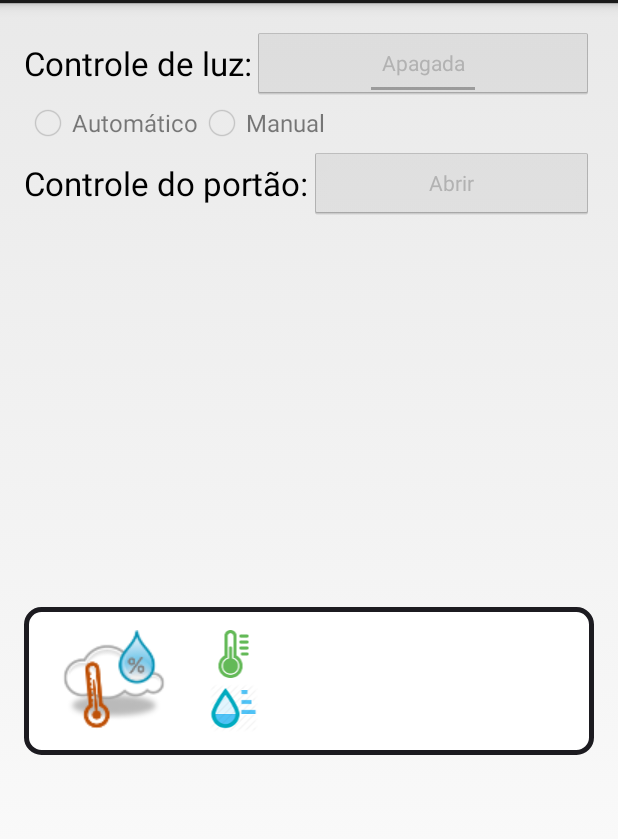
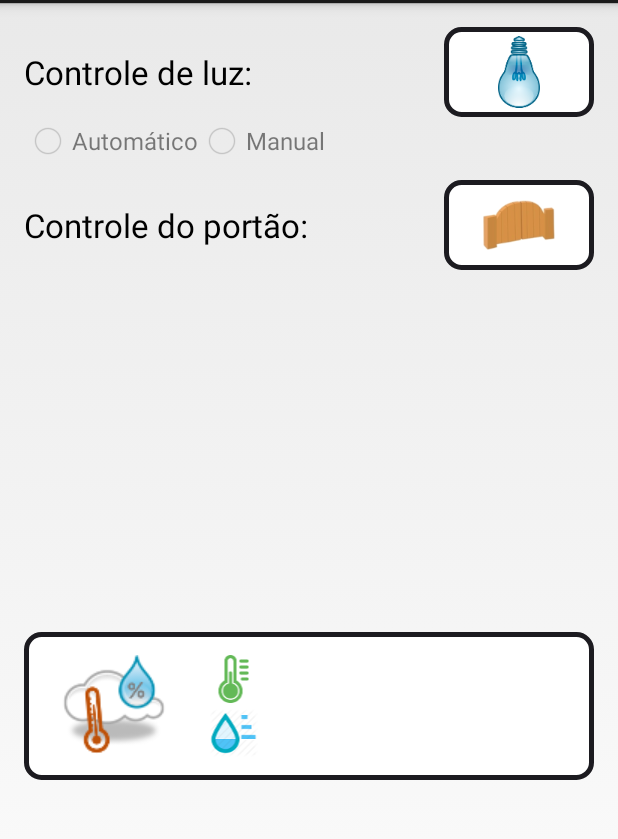
Before and after one commit to mmmarq/HomeControl, an Android app: the screen it shows after launch (MainActivity), on a phone screen of 412 x 824 dp, the part 69-908 px from its top. Run offline under Robolectric (Android 15) with nearby library versions, the light colour scheme and no system bars; libraries missing offline, so code that uses them is left out: org.keyczar, org.keyczar.exceptions; 3 statements that could not run were skipped.

Commit message:
Redesign Main Activity

```diff
--- a/app/src/main/java/br/com/mmmarq/homecontrol/MainActivity.java
+++ b/app/src/main/java/br/com/mmmarq/homecontrol/MainActivity.java
@@ -11,7 +11,7 @@ import android.widget.RadioButton;
 import android.widget.RadioGroup;
 import android.widget.TextView;
 import android.widget.Toast;
-import android.widget.ToggleButton;
+import android.widget.ImageButton;
 import android.widget.ImageView;
 
 public class MainActivity extends Activity {
@@ -20,8 +20,8 @@ public class MainActivity extends Activity {
 	private static boolean AUTOMATIC = true;
 	private static boolean MANUAL = false;
 
-	private ToggleButton s;
-	private Button b;
+	private ImageButton s;
+	private ImageButton b;
 	private TextView t;
 	private TextView h;
     private ImageView tempImage;
@@ -35,8 +35,8 @@ public class MainActivity extends Activity {
         super.onCreate(savedInstanceState);
         setContentView(R.layout.activity_main);
 
-   		s = (ToggleButton) findViewById(R.id.lightButton);
-   		b = (Button) findViewById(R.id.gateButton);
+   		s = (ImageButton) findViewById(R.id.lightButton);
+   		b = (ImageButton) findViewById(R.id.gateButton);
    		t = (TextView) findViewById(R.id.TemperatureTextView);
    		h = (TextView) findViewById(R.id.HumidityTextView);
    		r1 = (RadioButton) findViewById(R.id.automaticRadio);
@@ -65,17 +65,18 @@ public class MainActivity extends Activity {
     }
 
     public void onLightStateChange(View view){
-    	boolean on = ((ToggleButton) view).isChecked();
+        lightStatus = !lightStatus;
 
    		if ( ServerCommands.checkConnectivity(getApplicationContext()) ){
    			AsyncUpdateStatus runner = new AsyncUpdateStatus();
-   			if (on){
+   			if (lightStatus){
    	   		    runner.execute("light.on");
-   			}else{
+                s.setImageResource(R.drawable.light_on);
+            }else{
    	   		    runner.execute("light.off");
-   			}
+                s.setImageResource(R.drawable.light_off);
+            }
    		}else{
-   			((ToggleButton) view).setChecked(!on);
    			Toast.makeText(getApplicationContext(), getString(R.string.connection_error), Toast.LENGTH_LONG).show();
    		}
  	}
@@ -164,8 +165,10 @@ public class MainActivity extends Activity {
     			setComponentStatus(true);
     			if ( commandResult.split(" ")[0].equals("on") ){
     				lightStatus = true;
+					s.setImageResource(R.drawable.light_on);
     			}else{
     				lightStatus = false;
+                    s.setImageResource(R.drawable.light_off);
     			}
     			if ( commandResult.split(" ")[1].equals("automatic") ){
     				r1.setChecked(true);
@@ -182,10 +185,14 @@ public class MainActivity extends Activity {
 				if ( f < 15){
 					tempImage.setImageResource(R.drawable.temp_low);
 				}else{
-					if (f < 30){
+					if (f < 26){
                         tempImage.setImageResource(R.drawable.temp_mid);
 					}else{
-                        tempImage.setImageResource(R.drawable.temp_high);
+                        if (f < 33) {
+                            tempImage.setImageResource(R.drawable.temp_mhigh);
+                        }else{
+                            tempImage.setImageResource(R.drawable.temp_high);
+                        }
 					}
 				}
     			h.setText( commandResult.split(" ")[3] + "%");
@@ -200,7 +207,6 @@ public class MainActivity extends Activity {
                     }
                 }
 
-    			s.setChecked(lightStatus);
     			Toast.makeText(getApplicationContext(), getString(R.string.update_completed), Toast.LENGTH_SHORT).show();
     		}else{
     			Toast.makeText(getApplicationContext(), getString(R.string.connection_error), Toast.LENGTH_SHORT).show();
--- a/app/src/main/res/layout/activity_main.xml
+++ b/app/src/main/res/layout/activity_main.xml
@@ -10,29 +10,31 @@
     android:paddingTop="@dimen/activity_vertical_margin"
     tools:context=".MainActivity" >
 
-    <RelativeLayout
-        android:id="@+id/lightLayout"
-        android:layout_width="fill_parent"
-        android:layout_height="wrap_content" >
+    <LinearLayout
+        android:orientation="horizontal"
+        android:layout_width="match_parent"
+        android:layout_height="wrap_content">
 
         <TextView
             android:id="@+id/textView1"
             android:layout_width="wrap_content"
             android:layout_height="wrap_content"
-            android:layout_centerVertical="true"
             android:text="@string/light_control_text"
-            android:textAppearance="?android:attr/textAppearanceLarge" />
+            android:textAppearance="?android:attr/textAppearanceLarge"
+            android:layout_weight="1"
+            android:layout_gravity="center_vertical" />
 
-        <ToggleButton
-            android:id="@+id/lightButton"
+        <ImageButton
+            android:src="@drawable/light_off"
             android:layout_width="wrap_content"
             android:layout_height="wrap_content"
+            android:id="@+id/lightButton"
+            android:onClick="onLightStateChange"
             android:layout_alignParentRight="true"
-            android:layout_toRightOf="@id/textView1"
-            android:onClick="onLightStateChange"
-            android:textOff="@string/lights_off"
-            android:textOn="@string/lights_on" />
-    </RelativeLayout>
+            android:background="@drawable/rounded_corner"
+            android:minWidth="100dp"
+            android:minHeight="60dp" />
+    </LinearLayout>
 
     <RelativeLayout
         android:id="@+id/optLayout"
@@ -66,29 +68,33 @@
 
     </RelativeLayout>
 
-    <RelativeLayout
-        android:id="@+id/gateLayout"
+    <LinearLayout
+        android:orientation="horizontal"
         android:layout_width="match_parent"
-        android:layout_height="wrap_content" >
+        android:layout_height="wrap_content"
+        android:paddingTop="10dp">
 
         <TextView
             android:id="@+id/textView2"
             android:layout_width="wrap_content"
             android:layout_height="wrap_content"
-            android:layout_centerVertical="true"
+            android:layout_gravity="center_vertical"
             android:text="@string/gate_opener_text"
-            android:textAppearance="?android:attr/textAppearanceLarge" />
+            android:textAppearance="?android:attr/textAppearanceLarge"
+            android:layout_weight="1" />
 
-        <Button
-            android:id="@+id/gateButton"
-            style="?android:attr/buttonStyleSmall"
+        <ImageButton
+            android:src="@drawable/gate"
             android:layout_width="wrap_content"
             android:layout_height="wrap_content"
+            android:id="@+id/gateButton"
+            android:layout_weight="0"
+            android:onClick="onGateButtonClick"
             android:layout_alignParentRight="true"
-            android:layout_toRightOf="@id/textView2"
-            android:onClick="onGateButtonClick"
-            android:text="@string/gate_opener_button_text" />
-    </RelativeLayout>
+            android:background="@drawable/rounded_corner"
+            android:minWidth="100dp"
+            android:minHeight="60dp" />
+    </LinearLayout>
 
     <LinearLayout
         android:id="@+id/statusLayout"
```
Also changed, not shown: app/src/main/res/drawable-hdpi/temp_mhigh.png (added), app/src/main/res/drawable-xhdpi/gate.png (added), app/src/main/res/drawable-xhdpi/light_off.png (added), app/src/main/res/drawable-xhdpi/light_on.png (added).
